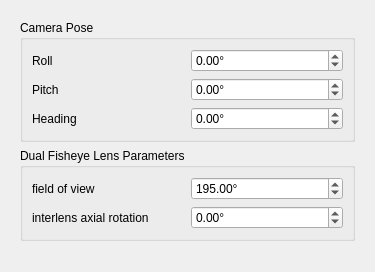
Old version of the form vmg/ui/lens_parameters_dialog.ui in the repository cmbruns/vimage.
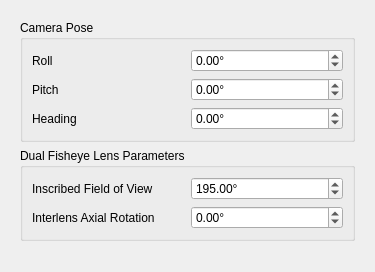
New version of the form.

Commit message: Optionally show vertical and horizontal center guide lines. Fixes #78 Parse out roll and pitch from QooCam3 Ultra IMU hex string. Rename df_fov to inscribed_fov.

Diff of the .ui file:
```diff
--- a/vmg/ui/lens_parameters_dialog.ui
+++ b/vmg/ui/lens_parameters_dialog.ui
@@ -110,7 +110,7 @@
          <item row="0" column="0">
           <widget class="QLabel" name="label">
            <property name="text">
-            <string>field of view</string>
+            <string>Inscribed Field of View</string>
            </property>
            <property name="buddy">
             <cstring>fov_doubleSpinBox</cstring>
@@ -142,7 +142,7 @@
          <item row="1" column="0">
           <widget class="QLabel" name="label_2">
            <property name="text">
-            <string>interlens axial rotation</string>
+            <string>Interlens Axial Rotation</string>
            </property>
            <property name="buddy">
             <cstring>lensrot_doubleSpinBox</cstring>
```
The commit also changes 9 other files.
